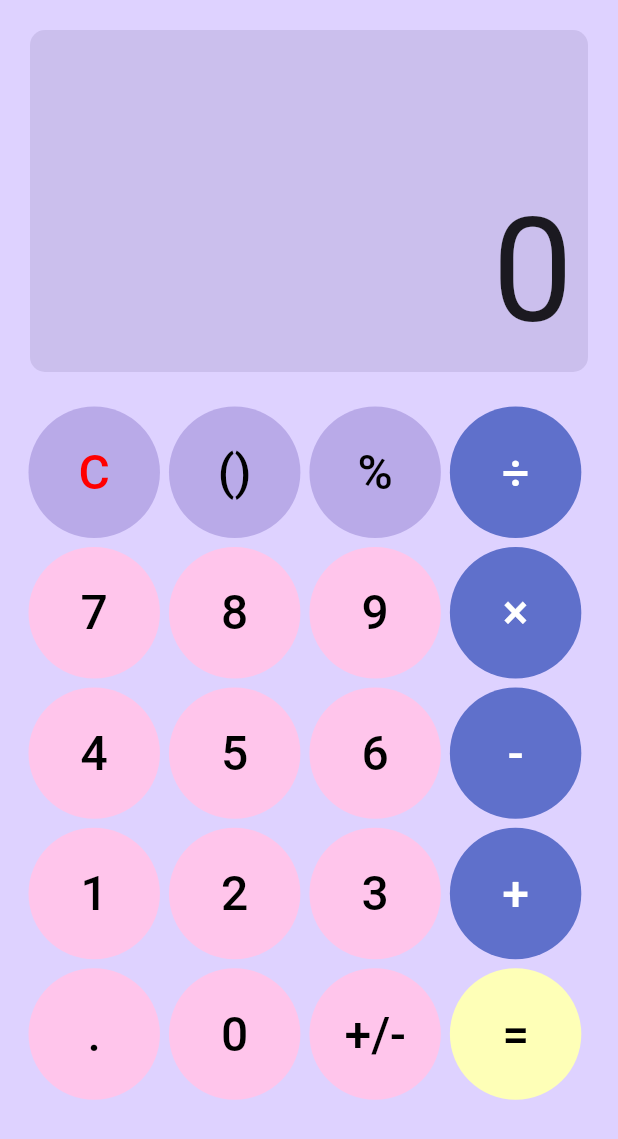
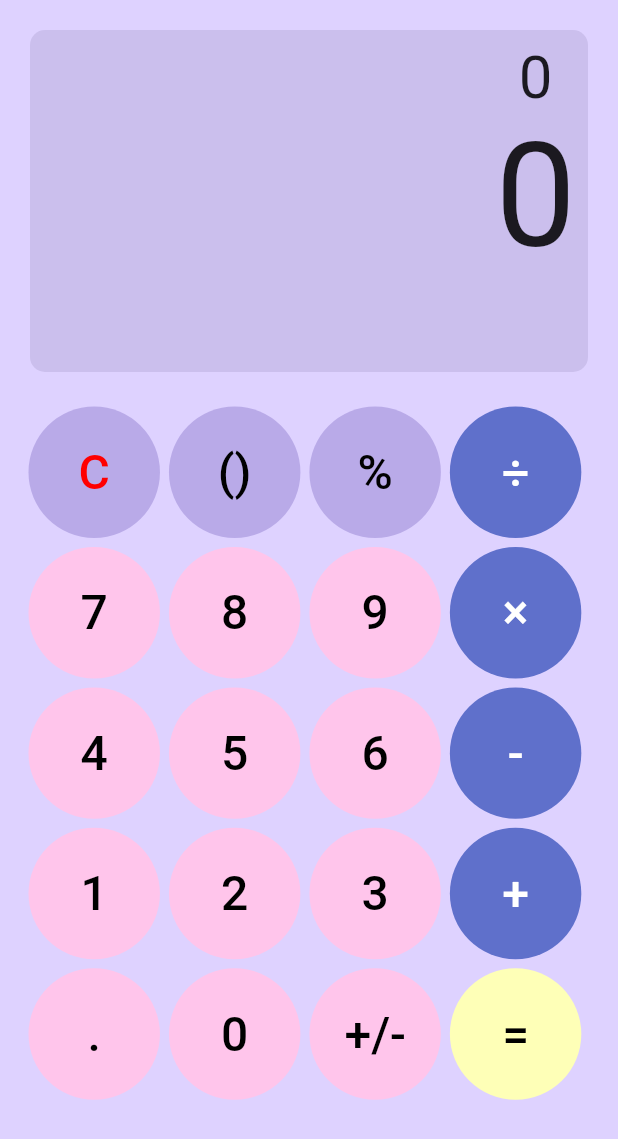
Before and after one commit to zenta-dev/calculator, a Flutter app: the screen it shows after launch, on a phone screen of 412 x 824 dp. Shown: the top 1139 px of the screen. Run offline on Flutter 3.47's test engine with Material 2 defaults, Android fonts, the phone set to English and light mode, and no system bars.

Commit message:
add background color and child column

```diff
--- a/lib/calculator_screen.dart
+++ b/lib/calculator_screen.dart
@@ -9,6 +9,12 @@ class CalculatorScreen extends StatefulWidget {
 }
 
 class _CalculatorScreenState extends State<CalculatorScreen> {
+  double firstNum = 0.0;
+  double secondNum = 0.0;
+  var input = '';
+  var output = '';
+  var operation = '';
+
   @override
   Widget build(BuildContext context) {
     final screenSize = MediaQuery.of(context).size;
@@ -25,13 +31,22 @@ class _CalculatorScreenState extends State<CalculatorScreen> {
                     width: 325,
                     height: 228,
                     alignment: Alignment.bottomRight,
-                  padding: const EdgeInsets.all(10),
+                    padding: const EdgeInsets.all(8),
                     margin: EdgeInsets.all(20),
                     decoration: BoxDecoration(
                       borderRadius: BorderRadius.circular(10),
                       color: Color(0XFFCBBFED),
                     ),
-                  child: Text(
+                    child: Column(children: <Widget>[
+                      Text(
+                        "0",
+                        style: const TextStyle(
+                          fontSize: 40,
+                          fontWeight: FontWeight.normal,
+                        ),
+                        textAlign: TextAlign.end,
+                      ),
+                      Text(
                         "0",
                         style: const TextStyle(
                           fontSize: 96,
@@ -39,7 +54,7 @@ class _CalculatorScreenState extends State<CalculatorScreen> {
                         ),
                         textAlign: TextAlign.end,
                       ),
-                ),
+                    ])),
               ),
             ),
             Padding(
```
Lines whose indentation alone changed are shown as unchanged.
